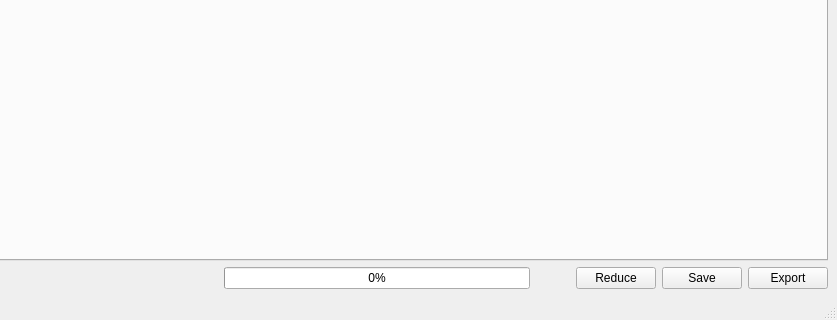
Qt form Code/Mantid/scripts/Interface/ui/reduction_main.ui (mantidproject/mantid) before a commit; both pictures show x 225 to 1062 and y 669 to 989 of the 1062 by 989 pixel window.
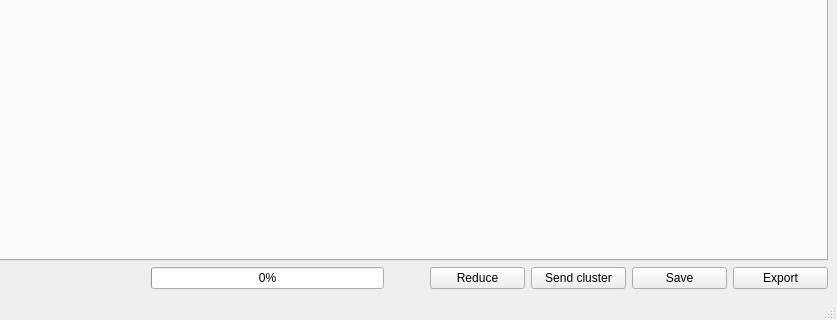
The same form after that commit.

Commit message: Re #6924 Add option to show parallel reduction submit button

Patch:
```diff
--- a/Code/Mantid/scripts/Interface/ui/reduction_main.ui
+++ b/Code/Mantid/scripts/Interface/ui/reduction_main.ui
@@ -111,6 +111,12 @@
         <property name="enabled">
          <bool>true</bool>
         </property>
+        <property name="minimumSize">
+         <size>
+          <width>95</width>
+          <height>0</height>
+         </size>
+        </property>
         <property name="toolTip">
          <string>Click to execute reduction.</string>
         </property>
@@ -119,11 +125,30 @@
         </property>
        </widget>
       </item>
+      <item>
+       <widget class="QPushButton" name="cluster_button">
+        <property name="minimumSize">
+         <size>
+          <width>95</width>
+          <height>0</height>
+         </size>
+        </property>
+        <property name="text">
+         <string>Send cluster</string>
+        </property>
+       </widget>
+      </item>
       <item>
        <widget class="QPushButton" name="save_button">
         <property name="enabled">
          <bool>true</bool>
         </property>
+        <property name="minimumSize">
+         <size>
+          <width>95</width>
+          <height>0</height>
+         </size>
+        </property>
         <property name="toolTip">
          <string>Click to save your reduction parameters.</string>
         </property>
@@ -137,6 +162,12 @@
         <property name="enabled">
          <bool>true</bool>
         </property>
+        <property name="minimumSize">
+         <size>
+          <width>95</width>
+          <height>0</height>
+         </size>
+        </property>
         <property name="toolTip">
          <string>Click to export the reduction parameters to a python script that can be run in MantidPlot.</string>
         </property>
```
Left out of the diff: 2 changed lines with no effect on the pictures. The commit also changes 3 other files.
